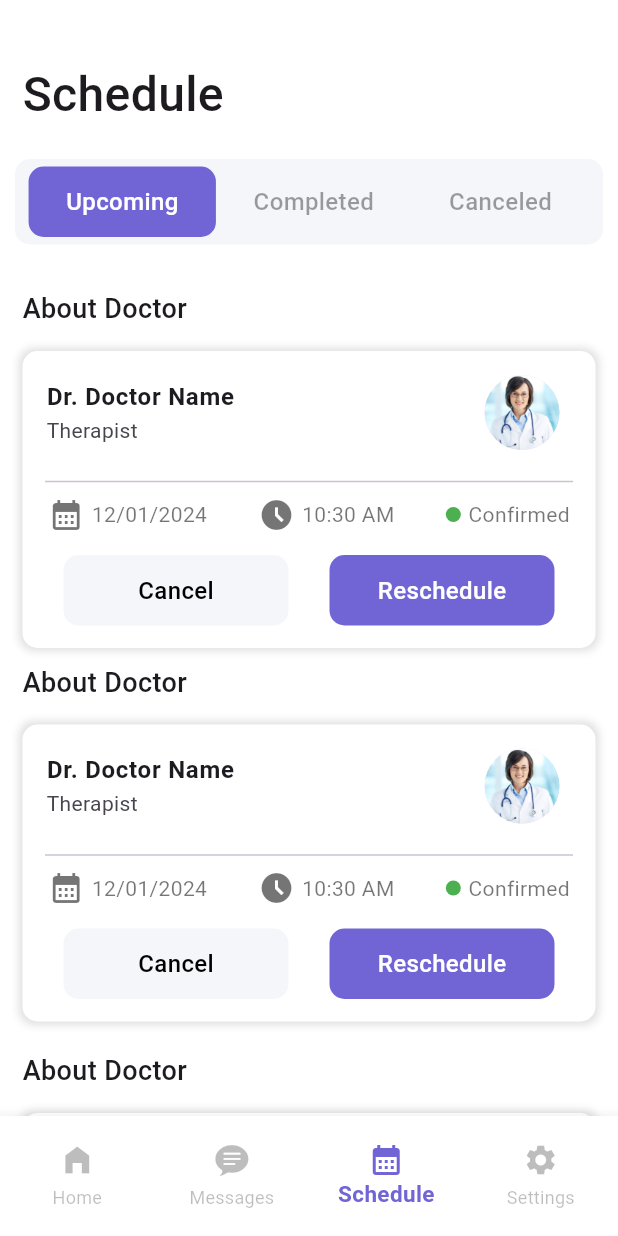
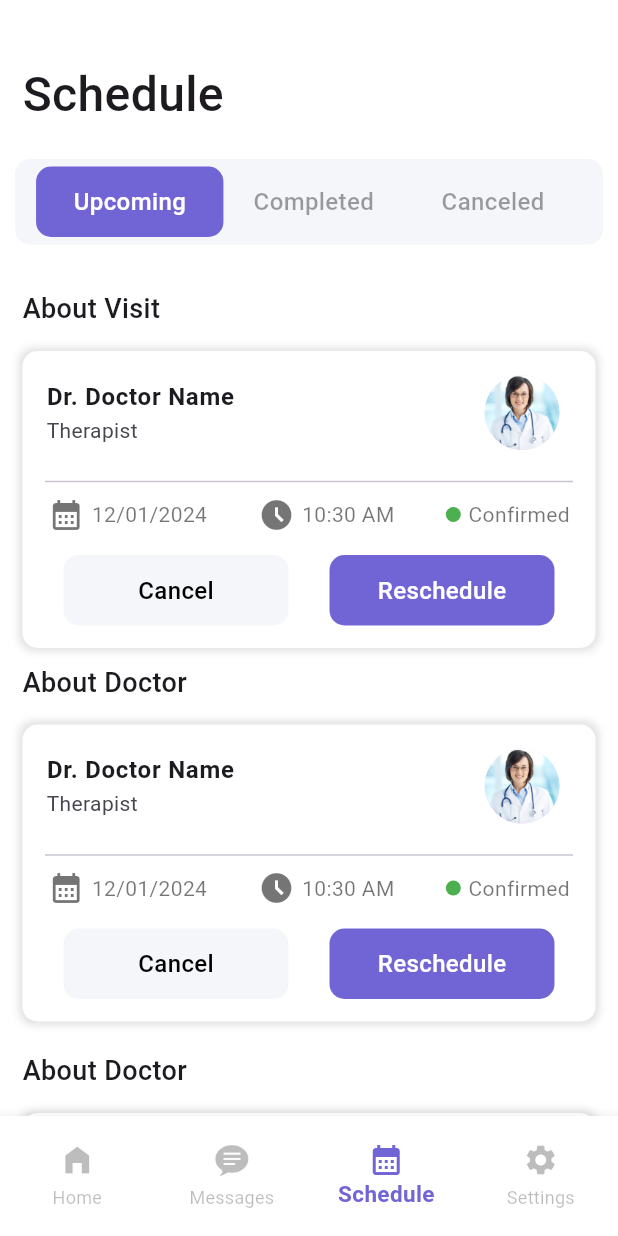
Before and after one commit to VikkiCat/flutter_healthcare_app, a Flutter app: the NavBarRoots screen opened directly, item 3 of the bottom bar chosen, on a phone screen of 412 x 824 dp. Run offline on Flutter 3.47's test engine with Material 3 defaults, Android fonts, the light colour scheme and no system bars; missing offline and left inert: custom_clippers.

Commit message:
User profile settings

```diff
--- a/lib/main.dart
+++ b/lib/main.dart
@@ -1,5 +1,7 @@
 import 'package:flutter/material.dart';
 import 'package:flutter_healthcare_app/screens/welcome_screen.dart';
+
+//TODO: 1. фото для профілю користувача 2. змінити кольорову гамму на більш теплу
 
 void main() {
   runApp(const MyApp());
--- a/lib/screens/schedule_screen.dart
+++ b/lib/screens/schedule_screen.dart
@@ -84,7 +84,7 @@ class _ScheduleScreenState extends State<ScheduleScreen> {
                     },
                     child: Container(
                       padding:
-                          EdgeInsets.symmetric(vertical: 12, horizontal: 25),
+                          EdgeInsets.symmetric(vertical: 12, horizontal: 20),
                       decoration: BoxDecoration(
                         color: _buttonIndex == 1
                             ? Color(0xFF7165D6)
--- a/lib/screens/settings_screen.dart
+++ b/lib/screens/settings_screen.dart
@@ -30,7 +30,7 @@ class SettingsScreen extends StatelessWidget {
                 backgroundImage: AssetImage("images/doctor1.jpg"),
               ),
               title: Text(
-                "Dr. Doctor Name",
+                "User Name",
                 style: TextStyle(
                   fontWeight: FontWeight.w500,
                   fontSize: 25,
--- a/lib/widgets/upcoming_schedule.dart
+++ b/lib/widgets/upcoming_schedule.dart
@@ -12,7 +12,7 @@ class UpcomingSchedule extends StatelessWidget {
         crossAxisAlignment: CrossAxisAlignment.start,
         children: [
           Text(
-            "About Doctor",
+            "About Visit",
             style: TextStyle(
               fontSize: 18,
               fontWeight: FontWeight.w500,
```
